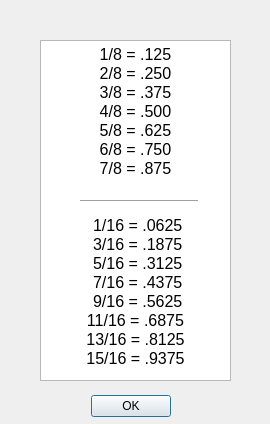
FashionFreedom/Seamly2D, file src/app/seamly2d/dialogs/decimalchart_dialog.ui: the form before one commit.
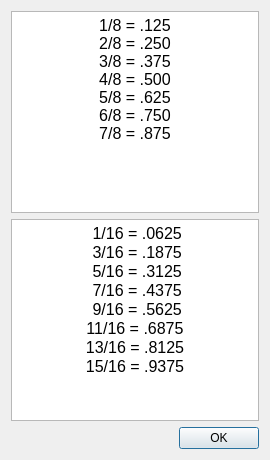
The form after the commit. Icons and pictures are not drawn.

Commit message:
fix utility dialogs sizing with change of scale
Fixes dialog sizing for the utilities if the system scale is changed.

```diff
--- a/src/app/seamly2d/dialogs/decimalchart_dialog.ui
+++ b/src/app/seamly2d/dialogs/decimalchart_dialog.ui
@@ -10,9 +10,21 @@
     <x>0</x>
     <y>0</y>
     <width>270</width>
-    <height>424</height>
+    <height>460</height>
    </rect>
   </property>
+  <property name="sizePolicy">
+   <sizepolicy hsizetype="Expanding" vsizetype="MinimumExpanding">
+    <horstretch>0</horstretch>
+    <verstretch>0</verstretch>
+   </sizepolicy>
+  </property>
+  <property name="minimumSize">
+   <size>
+    <width>0</width>
+    <height>460</height>
+   </size>
+  </property>
   <property name="windowTitle">
    <string>Decimal Chart</string>
   </property>
@@ -20,45 +32,78 @@
    <iconset resource="../../../libs/vmisc/share/resources/icon.qrc">
     <normaloff>:/icon/32x32/table.png</normaloff>:/icon/32x32/table.png</iconset>
   </property>
-  <widget class="QDialogButtonBox" name="buttonBox">
-   <property name="geometry">
-    <rect>
-     <x>90</x>
-     <y>390</y>
-     <width>81</width>
-     <height>32</height>
-    </rect>
-   </property>
-   <property name="orientation">
-    <enum>Qt::Horizontal</enum>
-   </property>
-   <property name="standardButtons">
-    <set>QDialogButtonBox::Ok</set>
-   </property>
-  </widget>
-  <widget class="QTextEdit" name="textEdit">
-   <property name="geometry">
-    <rect>
-     <x>40</x>
-     <y>40</y>
-     <width>191</width>
-     <height>341</height>
-    </rect>
-   </property>
-   <property name="html">
-    <string>&lt;!DOCTYPE HTML PUBLIC &quot;-//W3C//DTD HTML 4.0//EN&quot; &quot;http://www.w3.org/TR/REC-html40/strict.dtd&quot;&gt;
+  <layout class="QVBoxLayout" name="verticalLayout_2">
+   <item>
+    <layout class="QVBoxLayout" name="verticalLayout">
+     <item>
+      <widget class="QTextEdit" name="textEdit">
+       <property name="sizePolicy">
+        <sizepolicy hsizetype="Expanding" vsizetype="MinimumExpanding">
+         <horstretch>0</horstretch>
+         <verstretch>0</verstretch>
+        </sizepolicy>
+       </property>
+       <property name="verticalScrollBarPolicy">
+        <enum>Qt::ScrollBarAlwaysOff</enum>
+       </property>
+       <property name="sizeAdjustPolicy">
+        <enum>QAbstractScrollArea::AdjustToContents</enum>
+       </property>
+       <property name="autoFormatting">
+        <set>QTextEdit::AutoAll</set>
+       </property>
+       <property name="undoRedoEnabled">
+        <bool>false</bool>
+       </property>
+       <property name="lineWrapMode">
+        <enum>QTextEdit::NoWrap</enum>
+       </property>
+       <property name="readOnly">
+        <bool>true</bool>
+       </property>
+       <property name="html">
+        <string>&lt;!DOCTYPE HTML PUBLIC &quot;-//W3C//DTD HTML 4.0//EN&quot; &quot;http://www.w3.org/TR/REC-html40/strict.dtd&quot;&gt;
 &lt;html&gt;&lt;head&gt;&lt;meta name=&quot;qrichtext&quot; content=&quot;1&quot; /&gt;&lt;style type=&quot;text/css&quot;&gt;
 p, li { white-space: pre-wrap; }
-&lt;/style&gt;&lt;/head&gt;&lt;body style=&quot; font-size:8.25pt; font-weight:400; font-style:normal;&quot;&gt;
-&lt;p align=&quot;center&quot; style=&quot; margin-top:0px; margin-bottom:0px; margin-left:0px; margin-right:0px; -qt-block-indent:0; text-indent:0px;&quot;&gt;&lt;span style=&quot; font-size:12pt;&quot;&gt;1/8 = .125&lt;/span&gt;&lt;/p&gt;
-&lt;p align=&quot;center&quot; style=&quot; margin-top:0px; margin-bottom:0px; margin-left:0px; margin-right:0px; -qt-block-indent:0; text-indent:0px;&quot;&gt;&lt;span style=&quot; font-size:12pt;&quot;&gt;2/8 = .250&lt;/span&gt;&lt;/p&gt;
-&lt;p align=&quot;center&quot; style=&quot; margin-top:0px; margin-bottom:0px; margin-left:0px; margin-right:0px; -qt-block-indent:0; text-indent:0px;&quot;&gt;&lt;span style=&quot; font-size:12pt;&quot;&gt;3/8 = .375&lt;/span&gt;&lt;/p&gt;
-&lt;p align=&quot;center&quot; style=&quot; margin-top:0px; margin-bottom:0px; margin-left:0px; margin-right:0px; -qt-block-indent:0; text-indent:0px;&quot;&gt;&lt;span style=&quot; font-size:12pt;&quot;&gt;4/8 = .500&lt;/span&gt;&lt;/p&gt;
-&lt;p align=&quot;center&quot; style=&quot; margin-top:0px; margin-bottom:0px; margin-left:0px; margin-right:0px; -qt-block-indent:0; text-indent:0px;&quot;&gt;&lt;span style=&quot; font-size:12pt;&quot;&gt;5/8 = .625&lt;/span&gt;&lt;/p&gt;
-&lt;p align=&quot;center&quot; style=&quot; margin-top:0px; margin-bottom:0px; margin-left:0px; margin-right:0px; -qt-block-indent:0; text-indent:0px;&quot;&gt;&lt;span style=&quot; font-size:12pt;&quot;&gt;6/8 = .750&lt;/span&gt;&lt;/p&gt;
-&lt;p align=&quot;center&quot; style=&quot; margin-top:0px; margin-bottom:0px; margin-left:0px; margin-right:0px; -qt-block-indent:0; text-indent:0px;&quot;&gt;&lt;span style=&quot; font-size:12pt;&quot;&gt;7/8 = .875&lt;/span&gt;&lt;/p&gt;
-&lt;p align=&quot;center&quot; style=&quot;-qt-paragraph-type:empty; margin-top:0px; margin-bottom:0px; margin-left:0px; margin-right:0px; -qt-block-indent:0; text-indent:0px; font-size:12pt;&quot;&gt;&lt;br /&gt;&lt;/p&gt;
-&lt;p align=&quot;center&quot; style=&quot;-qt-paragraph-type:empty; margin-top:0px; margin-bottom:0px; margin-left:0px; margin-right:0px; -qt-block-indent:0; text-indent:0px; font-size:12pt;&quot;&gt;&lt;br /&gt;&lt;/p&gt;
+&lt;/style&gt;&lt;/head&gt;&lt;body style=&quot; font-family:'MS Shell Dlg 2'; font-size:8.25pt; font-weight:400; font-style:normal;&quot;&gt;
+&lt;p align=&quot;center&quot; style=&quot; margin-top:12px; margin-bottom:12px; margin-left:0px; margin-right:0px; -qt-block-indent:0; text-indent:0px;&quot;&gt;&lt;span style=&quot; font-size:12pt;&quot;&gt;1/8 = .125&lt;br /&gt;2/8 = .250&lt;br /&gt;3/8 = .375&lt;br /&gt;4/8 = .500&lt;br /&gt;5/8 = .625&lt;br /&gt;6/8 = .750&lt;br /&gt;7/8 = .875&lt;/span&gt;&lt;/p&gt;&lt;/body&gt;&lt;/html&gt;</string>
+       </property>
+       <property name="textInteractionFlags">
+        <set>Qt::NoTextInteraction</set>
+       </property>
+      </widget>
+     </item>
+     <item>
+      <widget class="QTextEdit" name="textEdit_2">
+       <property name="sizePolicy">
+        <sizepolicy hsizetype="Expanding" vsizetype="MinimumExpanding">
+         <horstretch>0</horstretch>
+         <verstretch>0</verstretch>
+        </sizepolicy>
+       </property>
+       <property name="verticalScrollBarPolicy">
+        <enum>Qt::ScrollBarAlwaysOff</enum>
+       </property>
+       <property name="sizeAdjustPolicy">
+        <enum>QAbstractScrollArea::AdjustToContents</enum>
+       </property>
+       <property name="autoFormatting">
+        <set>QTextEdit::AutoAll</set>
+       </property>
+       <property name="undoRedoEnabled">
+        <bool>false</bool>
+       </property>
+       <property name="lineWrapMode">
+        <enum>QTextEdit::NoWrap</enum>
+       </property>
+       <property name="readOnly">
+        <bool>true</bool>
+       </property>
+       <property name="html">
+        <string>&lt;!DOCTYPE HTML PUBLIC &quot;-//W3C//DTD HTML 4.0//EN&quot; &quot;http://www.w3.org/TR/REC-html40/strict.dtd&quot;&gt;
+&lt;html&gt;&lt;head&gt;&lt;meta name=&quot;qrichtext&quot; content=&quot;1&quot; /&gt;&lt;style type=&quot;text/css&quot;&gt;
+p, li { white-space: pre-wrap; }
+&lt;/style&gt;&lt;/head&gt;&lt;body style=&quot; font-family:'MS Shell Dlg 2'; font-size:8.25pt; font-weight:400; font-style:normal;&quot;&gt;
 &lt;p align=&quot;center&quot; style=&quot; margin-top:0px; margin-bottom:0px; margin-left:0px; margin-right:0px; -qt-block-indent:0; text-indent:0px;&quot;&gt;&lt;span style=&quot; font-size:12pt;&quot;&gt; 1/16 = .0625&lt;/span&gt;&lt;/p&gt;
 &lt;p align=&quot;center&quot; style=&quot; margin-top:0px; margin-bottom:0px; margin-left:0px; margin-right:0px; -qt-block-indent:0; text-indent:0px;&quot;&gt;&lt;span style=&quot; font-size:12pt;&quot;&gt; 3/16 = .1875&lt;/span&gt;&lt;/p&gt;
 &lt;p align=&quot;center&quot; style=&quot; margin-top:0px; margin-bottom:0px; margin-left:0px; margin-right:0px; -qt-block-indent:0; text-indent:0px;&quot;&gt;&lt;span style=&quot; font-size:12pt;&quot;&gt; 5/16 = .3125&lt;/span&gt;&lt;/p&gt;
@@ -67,21 +112,25 @@
 &lt;p align=&quot;center&quot; style=&quot; margin-top:0px; margin-bottom:0px; margin-left:0px; margin-right:0px; -qt-block-indent:0; text-indent:0px;&quot;&gt;&lt;span style=&quot; font-size:12pt;&quot;&gt;11/16 = .6875&lt;/span&gt;&lt;/p&gt;
 &lt;p align=&quot;center&quot; style=&quot; margin-top:0px; margin-bottom:0px; margin-left:0px; margin-right:0px; -qt-block-indent:0; text-indent:0px;&quot;&gt;&lt;span style=&quot; font-size:12pt;&quot;&gt;13/16 = .8125&lt;/span&gt;&lt;/p&gt;
 &lt;p align=&quot;center&quot; style=&quot; margin-top:0px; margin-bottom:0px; margin-left:0px; margin-right:0px; -qt-block-indent:0; text-indent:0px;&quot;&gt;&lt;span style=&quot; font-size:12pt;&quot;&gt;15/16 = .9375&lt;/span&gt;&lt;/p&gt;&lt;/body&gt;&lt;/html&gt;</string>
-   </property>
-  </widget>
-  <widget class="Line" name="line">
-   <property name="geometry">
-    <rect>
-     <x>80</x>
-     <y>200</y>
-     <width>118</width>
-     <height>3</height>
-    </rect>
-   </property>
-   <property name="orientation">
-    <enum>Qt::Horizontal</enum>
-   </property>
-  </widget>
+       </property>
+       <property name="textInteractionFlags">
+        <set>Qt::NoTextInteraction</set>
+       </property>
+      </widget>
+     </item>
+    </layout>
+   </item>
+   <item>
+    <widget class="QDialogButtonBox" name="buttonBox">
+     <property name="orientation">
+      <enum>Qt::Horizontal</enum>
+     </property>
+     <property name="standardButtons">
+      <set>QDialogButtonBox::Ok</set>
+     </property>
+    </widget>
+   </item>
+  </layout>
  </widget>
  <resources>
   <include location="../../../libs/vmisc/share/resources/icon.qrc"/>
```
The commit also changes 1 other file.
